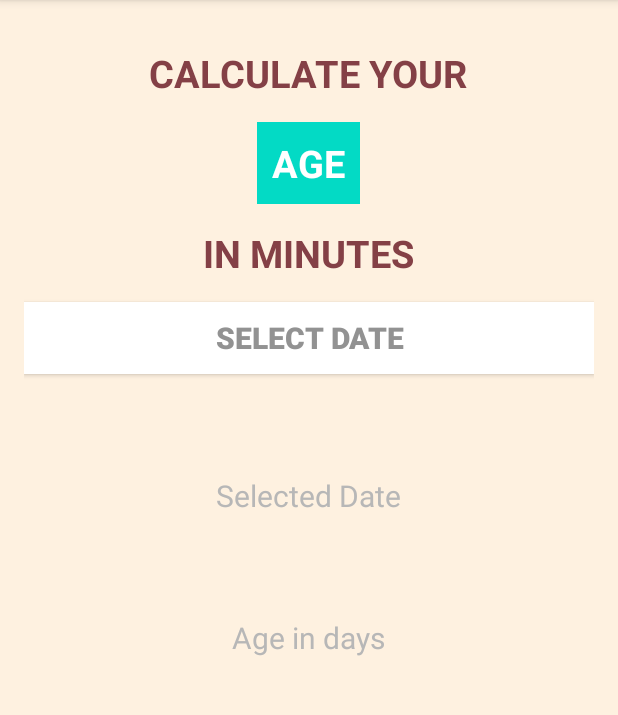
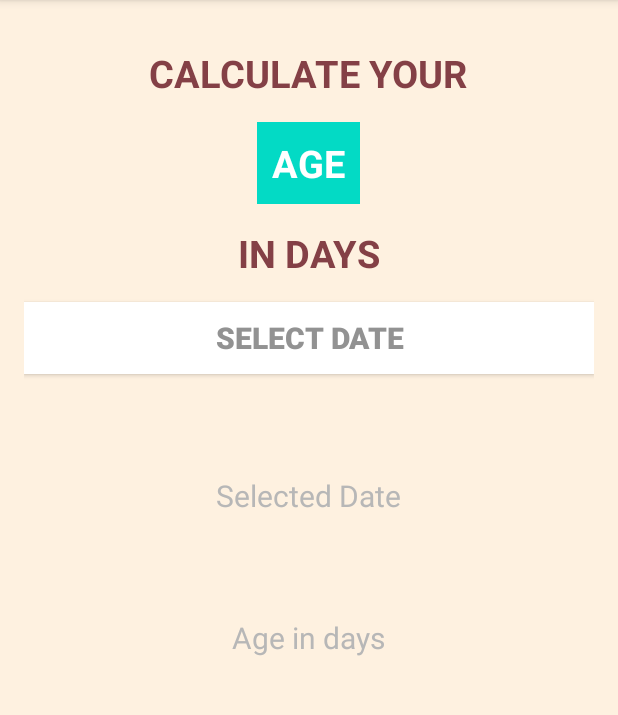
Before and after one commit to RashikAnsar/100-Days-of-code, an Android app: the screen it shows after launch (MainActivity), on a phone screen of 412 x 824 dp, the part 84-799 px from its top. Run offline under Robolectric (Android 15) with nearby library versions, the phone set to English and light mode, and no system bars.

Commit message:
day 4 [Age calculator in Days APP]

```diff
--- a/AgeCalculator/app/src/main/res/layout/activity_main.xml
+++ b/AgeCalculator/app/src/main/res/layout/activity_main.xml
@@ -35,7 +35,7 @@
         android:layout_width="wrap_content"
         android:layout_height="wrap_content"
         android:layout_marginTop="15dp"
-        android:text="IN MINUTES"
+        android:text="IN DAYS"
         android:textColor="@color/textColor"
         android:textSize="25sp"
         android:textStyle="bold" />
```
